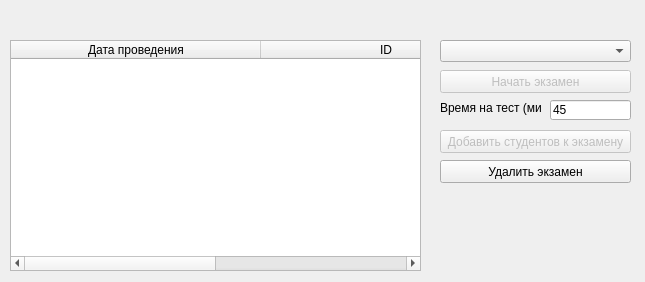
The window that gui_client/examcontrol.ui (turok-m-a/tester-server) describes before a commit, drawn with Qt 5.
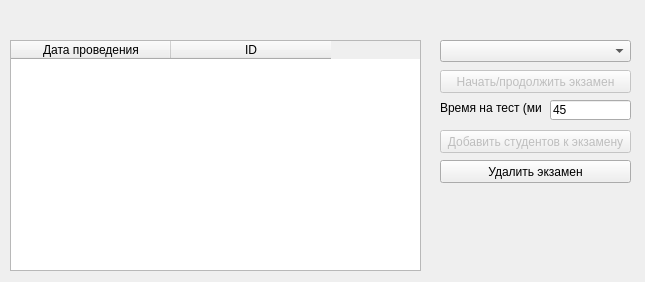
The same window after the commit.

Diff of the .ui file:
```diff
--- a/gui_client/examcontrol.ui
+++ b/gui_client/examcontrol.ui
@@ -29,7 +29,7 @@
     <enum>QAbstractItemView::SelectRows</enum>
    </property>
    <attribute name="horizontalHeaderDefaultSectionSize">
-    <number>250</number>
+    <number>160</number>
    </attribute>
    <column>
     <property name="text">
@@ -94,7 +94,7 @@
     </rect>
    </property>
    <property name="text">
-    <string>Начать экзамен</string>
+    <string>Начать/продолжить экзамен</string>
    </property>
   </widget>
   <widget class="QLabel" name="label">
```
